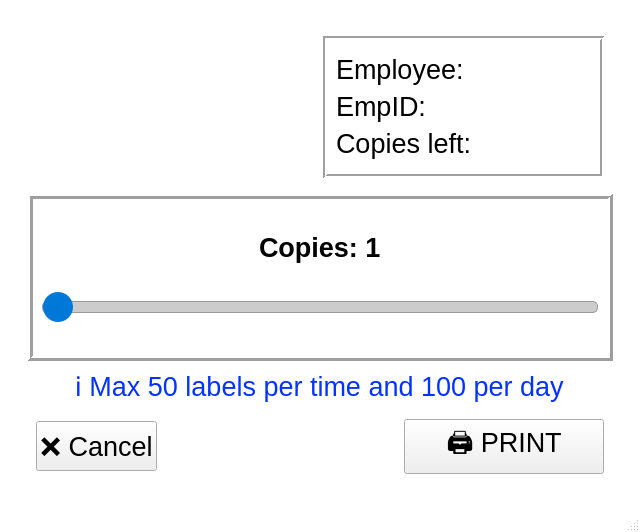
Above: terminal_app/ui/mainwin.ui from msmwebUA/qr_printing_terminals before the change. Below: the same form after it.
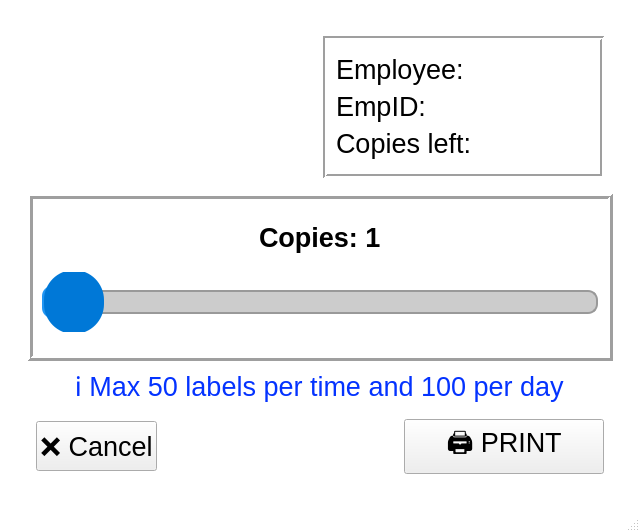
That is the form after the change. Icons and pictures are not drawn.

Commit message: Increase slider 2x

Patch:
```diff
--- a/terminal_app/ui/mainwin.ui
+++ b/terminal_app/ui/mainwin.ui
@@ -395,26 +395,33 @@
                 <property name="minimumSize">
                  <size>
                   <width>0</width>
-                  <height>30</height>
+                  <height>60</height>
                  </size>
                 </property>
                 <property name="styleSheet">
                  <string notr="true">/* Збільшуємо сам бігунок */
 QSlider::handle:horizontal {
     background: #0078d7; /* Колір бігунка */
-    width: 30px;         /* Ширина для зручного тапу */
-    height: 30px;        /* Висота */
-    margin: -10px 0;     /* Висуваємо його за межі тонкої лінії */
-    border-radius: 15px; /* Робимо його круглим */
+    width: 60px;         /* Ширина для зручного тапу */
+    height: 60px;        /* Висота */
+    margin: -22px 0;     /* Висуваємо його за межі тонкої лінії */
+    border-radius: 30px; /* Робимо його круглим */
 }
 
 /* Робимо лінію (канавку) товстішою */
 QSlider::groove:horizontal {
-    border: 1px solid #999999;
-    height: 10px;        /* Товщина лінії */
+    border: 2px solid #999999;
+    height: 20px;        /* Товщина лінії */
     background: #cccccc;
-    margin: 2px 0;
-    border-radius: 5px;
+    margin: 4px 0;
+    border-radius: 10px;
+}
+
+/* Колір заповненої частини (ліворуч від бігунка) */
+QSlider::sub-page:horizontal {
+    background: #2196F3;
+    height: 20px;
+    border-radius: 10px;
 }</string>
                 </property>
                 <property name="minimum">
```
The commit also changes 1 other file.
